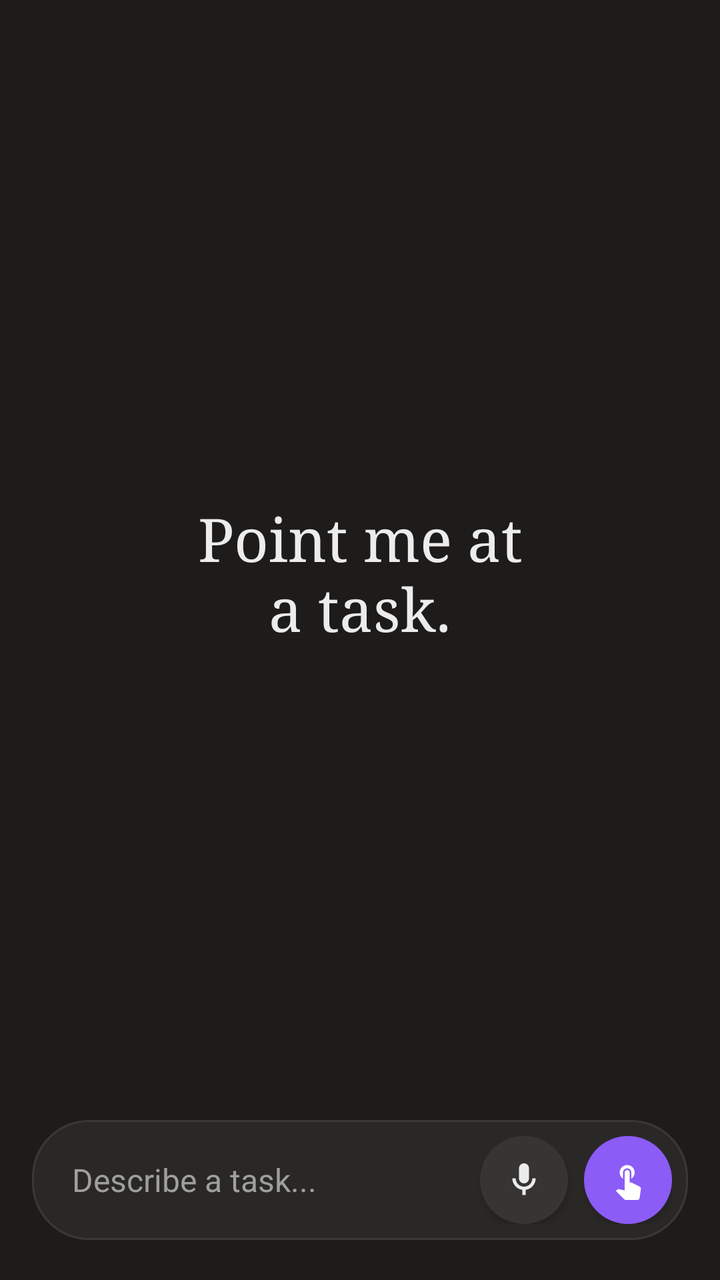
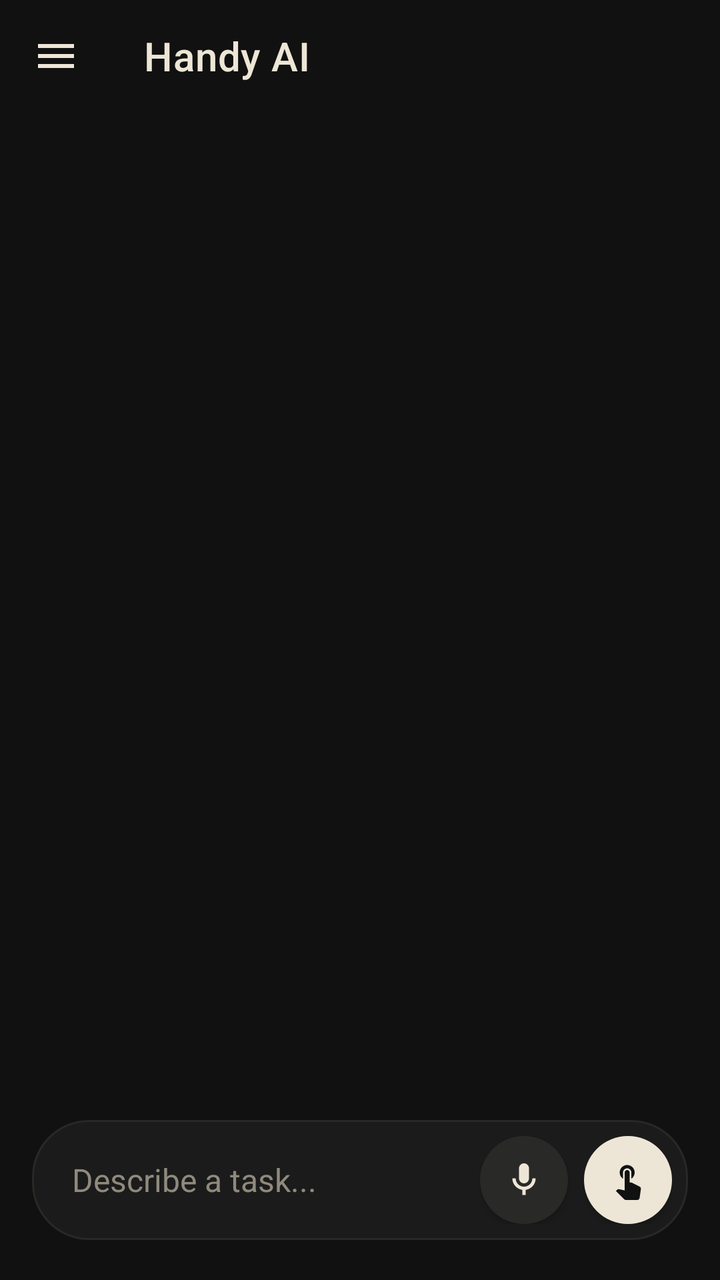

An Android layout rendered at two revisions. The XML below is the earlier revision; the diff shows what the commit changed to produce the second picture.
<!-- AndroidManifest.xml: application theme Theme.ClaudePhoneAgent -->
<!-- res/layout/activity_main.xml -->
<?xml version="1.0" encoding="utf-8"?>
<androidx.constraintlayout.widget.ConstraintLayout xmlns:android="http://schemas.android.com/apk/res/android"
    xmlns:app="http://schemas.android.com/apk/res-auto"
    android:layout_width="match_parent"
    android:layout_height="match_parent"
    android:background="@color/bg"
    android:fitsSystemWindows="true">

    <com.google.android.material.appbar.MaterialToolbar
        android:id="@+id/toolbar"
        android:layout_width="match_parent"
        android:layout_height="wrap_content"
        android:background="@android:color/transparent"
        app:layout_constraintTop_toTopOf="parent"
        app:title=""
        app:titleTextColor="@color/text_primary" />

    <LinearLayout
        android:id="@+id/setupActions"
        android:layout_width="match_parent"
        android:layout_height="wrap_content"
        android:layout_marginHorizontal="20dp"
        android:layout_marginTop="8dp"
        android:orientation="vertical"
        android:visibility="gone"
        app:layout_constraintTop_toBottomOf="@id/toolbar">

        <com.google.android.material.button.MaterialButton
            android:id="@+id/addKeyButton"
            style="@style/Widget.MaterialComponents.Button.OutlinedButton"
            android:layout_width="match_parent"
            android:layout_height="wrap_content"
            android:text="@string/add_api_key"
            android:textColor="@color/accent"
            android:visibility="gone"
            app:cornerRadius="24dp"
            app:strokeColor="@color/border_soft" />

        <com.google.android.material.button.MaterialButton
            android:id="@+id/grantAccessibilityButton"
            style="@style/Widget.MaterialComponents.Button.OutlinedButton"
            android:layout_width="match_parent"
            android:layout_height="wrap_content"
            android:layout_marginTop="8dp"
            android:text="@string/grant_accessibility_short"
            android:textColor="@color/accent"
            android:visibility="gone"
            app:cornerRadius="24dp"
            app:strokeColor="@color/border_soft" />
    </LinearLayout>

    <TextView
        android:id="@+id/heroText"
        android:layout_width="0dp"
        android:layout_height="wrap_content"
        android:layout_marginHorizontal="24dp"
        android:fontFamily="serif"
        android:gravity="center"
        android:text="@string/hero_prompt"
        android:textColor="@color/text_primary"
        android:textSize="30sp"
        app:layout_constraintBottom_toTopOf="@id/statusText"
        app:layout_constraintEnd_toEndOf="parent"
        app:layout_constraintStart_toStartOf="parent"
        app:layout_constraintTop_toBottomOf="@id/setupActions"
        app:layout_constraintVertical_bias="0.45" />

    <TextView
        android:id="@+id/statusText"
        android:layout_width="match_parent"
        android:layout_height="wrap_content"
        android:layout_marginHorizontal="24dp"
        android:layout_marginBottom="8dp"
        android:gravity="center"
        android:text="@string/status_idle"
        android:textColor="@color/text_secondary"
        android:textSize="13sp"
        android:textStyle="italic"
        android:visibility="gone"
        app:layout_constraintBottom_toTopOf="@id/logView" />

    <TextView
        android:id="@+id/logView"
        android:layout_width="match_parent"
        android:layout_height="160dp"
        android:layout_marginHorizontal="20dp"
        android:layout_marginBottom="8dp"
        android:background="@android:color/transparent"
        android:fontFamily="monospace"
        android:padding="8dp"
        android:scrollbars="vertical"
        android:textColor="@color/text_secondary"
        android:textSize="11sp"
        android:visibility="gone"
        app:layout_constraintBottom_toTopOf="@id/inputContainer" />

    <LinearLayout
        android:id="@+id/inputContainer"
        android:layout_width="match_parent"
        android:layout_height="wrap_content"
        android:layout_marginHorizontal="16dp"
        android:layout_marginBottom="20dp"
        android:background="@drawable/bg_input_pill"
        android:gravity="center_vertical"
        android:orientation="horizontal"
        android:paddingStart="20dp"
        android:paddingEnd="8dp"
        android:paddingVertical="8dp"
        app:layout_constraintBottom_toBottomOf="parent">

        <EditText
            android:id="@+id/taskInput"
            android:layout_width="0dp"
            android:layout_height="wrap_content"
            android:layout_weight="1"
            android:background="@null"
            android:hint="@string/task_hint_short"
            android:inputType="textMultiLine|textCapSentences"
            android:maxLines="5"
            android:paddingVertical="10dp"
            android:textColor="@color/text_primary"
            android:textColorHint="@color/text_secondary"
            android:textSize="16sp" />

        <com.google.android.material.button.MaterialButton
            android:id="@+id/micButton"
            android:layout_width="44dp"
            android:layout_height="44dp"
            android:layout_marginStart="8dp"
            android:contentDescription="@string/voice_prompt"
            android:insetTop="0dp"
            android:insetBottom="0dp"
            android:padding="0dp"
            app:backgroundTint="@color/bg_elevated"
            app:cornerRadius="22dp"
            app:icon="@drawable/ic_mic"
            app:iconGravity="textStart"
            app:iconPadding="0dp"
            app:iconSize="20dp"
            app:iconTint="@color/text_primary" />

        <com.google.android.material.button.MaterialButton
            android:id="@+id/actionButton"
            android:layout_width="44dp"
            android:layout_height="44dp"
            android:layout_marginStart="8dp"
            android:insetTop="0dp"
            android:insetBottom="0dp"
            android:padding="0dp"
            app:backgroundTint="@color/accent"
            app:cornerRadius="22dp"
            app:icon="@drawable/ic_send"
            app:iconGravity="textStart"
            app:iconPadding="0dp"
            app:iconSize="20dp"
            app:iconTint="@color/on_accent" />
    </LinearLayout>

</androidx.constraintlayout.widget.ConstraintLayout>
<!-- resources referenced by this layout -->
<resources>
  <color name="accent">#FF8B5CF6</color>
  <color name="bg">#FF1E1C1B</color>
  <color name="bg_elevated">#FF2A2826</color>
  <color name="border_soft">#FF3A3835</color>
  <color name="on_accent">#FFFFFFFF</color>
  <color name="text_primary">#FFECECEC</color>
  <color name="text_secondary">#FF9F9F9D</color>
  <!-- drawable bg_input_pill (drawable) -->
  <?xml version="1.0" encoding="utf-8"?>
  <shape xmlns:android="http://schemas.android.com/apk/res/android"
      android:shape="rectangle">
      <solid android:color="@color/bg_pill" />
      <corners android:radius="28dp" />
      <stroke android:width="1dp" android:color="@color/border_soft" />
  </shape>
  <!-- drawable ic_mic (drawable) -->
  <?xml version="1.0" encoding="utf-8"?>
  <vector xmlns:android="http://schemas.android.com/apk/res/android"
      android:width="24dp"
      android:height="24dp"
      android:viewportWidth="24"
      android:viewportHeight="24">
      <path
          android:fillColor="#FFFFFFFF"
          android:pathData="M12,14c1.66,0 3,-1.34 3,-3V5c0,-1.66 -1.34,-3 -3,-3S9,3.34 9,5v6c0,1.66 1.34,3 3,3zM17,11c0,2.76 -2.24,5 -5,5s-5,-2.24 -5,-5H5c0,3.53 2.61,6.43 6,6.92V21h2v-3.08c3.39,-0.49 6,-3.39 6,-6.92h-2z" />
  </vector>
  <!-- drawable ic_send (drawable) -->
  <?xml version="1.0" encoding="utf-8"?>
  <vector xmlns:android="http://schemas.android.com/apk/res/android"
      android:width="24dp"
      android:height="24dp"
      android:viewportWidth="24"
      android:viewportHeight="24">
      <path
          android:fillColor="#FFFFFFFF"
          android:pathData="M9,11.24V7.5C9,6.12 10.12,5 11.5,5S14,6.12 14,7.5v3.74c1.21,-0.81 2,-2.18 2,-3.74C16,5.01 13.99,3 11.5,3S7,5.01 7,7.5c0,1.56 0.79,2.93 2,3.74zM18.84,15.87l-4.54,-2.26c-0.17,-0.07 -0.35,-0.11 -0.54,-0.11H13v-6C13,6.67 12.33,6 11.5,6S10,6.67 10,7.5v10.74l-3.43,-0.72c-0.08,-0.01 -0.15,-0.03 -0.24,-0.03c-0.31,0 -0.59,0.13 -0.79,0.33l-0.79,0.8 4.94,4.94c0.27,0.27 0.65,0.44 1.06,0.44h6.79c0.75,0 1.33,-0.55 1.44,-1.28l0.75,-5.27c0.01,-0.07 0.02,-0.14 0.02,-0.2 0,-0.62 -0.38,-1.16 -0.93,-1.38z" />
  </vector>
  <string name="add_api_key">Add API key</string>
  <string name="grant_accessibility_short">Grant accessibility</string>
  <string name="hero_prompt">Point me at\na task.</string>
  <string name="status_idle">Idle</string>
  <string name="task_hint_short">Describe a task...</string>
  <string name="voice_prompt">Describe the task</string>
  <color name="bg_pill">#FF2A2826</color>
  <color name="accent_dark">#FF7C3AED</color>
  <!-- unchanged entries left out for length: 1 -->
</resources>

<!-- the commit's change to res/layout/activity_main.xml (unified diff, before → after) -->
@@ -1,159 +1,232 @@
 <?xml version="1.0" encoding="utf-8"?>
-<androidx.constraintlayout.widget.ConstraintLayout xmlns:android="http://schemas.android.com/apk/res/android"
+<androidx.drawerlayout.widget.DrawerLayout xmlns:android="http://schemas.android.com/apk/res/android"
+    xmlns:app="http://schemas.android.com/apk/res-auto"
+    android:id="@+id/drawerLayout"
+    android:layout_width="match_parent"
+    android:layout_height="match_parent"
+    android:fitsSystemWindows="true">
+
+    
+    <androidx.constraintlayout.widget.ConstraintLayout
+        android:layout_width="match_parent"
+        android:layout_height="match_parent"
+        android:background="@color/bg">
+
+        <com.google.android.material.appbar.MaterialToolbar
+            android:id="@+id/toolbar"
+            android:layout_width="match_parent"
+            android:layout_height="wrap_content"
+            android:background="@android:color/transparent"
+            app:layout_constraintTop_toTopOf="parent"
+            app:navigationIcon="@drawable/ic_menu"
+            app:navigationIconTint="@color/text_primary"
+            app:title="@string/app_name"
+            app:titleTextColor="@color/text_primary" />
+
+        <TextView
+            android:id="@+id/statusChip"
+            android:layout_width="wrap_content"
+            android:layout_height="wrap_content"
+            android:layout_marginTop="4dp"
+            android:background="@drawable/bg_action_chip"
+            android:paddingHorizontal="12dp"
+            android:paddingVertical="4dp"
+            android:text="@string/status_idle"
+            android:textColor="@color/text_secondary"
+            android:textSize="11sp"
+            android:visibility="gone"
+            app:layout_constraintEnd_toEndOf="parent"
+            app:layout_constraintStart_toStartOf="parent"
+            app:layout_constraintTop_toBottomOf="@id/toolbar" />
+
+        
+        <LinearLayout
+            android:id="@+id/setupActions"
+            android:layout_width="match_parent"
+            android:layout_height="wrap_content"
+            android:layout_marginHorizontal="20dp"
+            android:orientation="vertical"
+            android:visibility="gone"
+            app:layout_constraintTop_toBottomOf="@id/statusChip">
+
+            <com.google.android.material.button.MaterialButton
+                android:id="@+id/addKeyButton"
+                style="@style/Widget.MaterialComponents.Button.OutlinedButton"
+                android:layout_width="match_parent"
+                android:layout_height="wrap_content"
+                android:text="@string/add_api_key"
+                android:textColor="@color/accent"
+                android:visibility="gone"
+                app:cornerRadius="24dp"
+                app:strokeColor="@color/border_soft" />
+
+            <com.google.android.material.button.MaterialButton
+                android:id="@+id/grantAccessibilityButton"
+                style="@style/Widget.MaterialComponents.Button.OutlinedButton"
+                android:layout_width="match_parent"
+                android:layout_height="wrap_content"
+                android:text="@string/grant_accessibility_short"
+                android:textColor="@color/accent"
+                android:visibility="gone"
+                app:cornerRadius="24dp"
+                app:strokeColor="@color/border_soft" />
+        </LinearLayout>
+
+        
+        <TextView
+            android:id="@+id/heroText"
+            android:layout_width="0dp"
+            android:layout_height="wrap_content"
+            android:layout_marginHorizontal="24dp"
+            android:fontFamily="serif"
+            android:gravity="center"
+            android:text="@string/hero_prompt"
+            android:textColor="@color/text_primary"
+            android:textSize="30sp"
+            android:visibility="gone"
+            app:layout_constraintBottom_toTopOf="@id/inputContainer"
+            app:layout_constraintEnd_toEndOf="parent"
+            app:layout_constraintStart_toStartOf="parent"
+            app:layout_constraintTop_toBottomOf="@id/statusChip"
+            app:layout_constraintVertical_bias="0.4" />
+
+        
+        <androidx.recyclerview.widget.RecyclerView
+            android:id="@+id/chatList"
+            android:layout_width="match_parent"
+            android:layout_height="0dp"
+            android:clipToPadding="false"
+            android:paddingHorizontal="12dp"
+            android:paddingTop="8dp"
+            android:paddingBottom="12dp"
+            app:layout_constraintBottom_toTopOf="@id/inputContainer"
+            app:layout_constraintTop_toBottomOf="@id/statusChip" />
+
+        
+        <LinearLayout
+            android:id="@+id/inputContainer"
+            android:layout_width="match_parent"
+            android:layout_height="wrap_content"
+            android:layout_marginHorizontal="16dp"
+            android:layout_marginBottom="20dp"
+            android:background="@drawable/bg_input_pill"
+            android:gravity="center_vertical"
+            android:orientation="horizontal"
+            android:paddingStart="20dp"
+            android:paddingEnd="8dp"
+            android:paddingVertical="8dp"
+            app:layout_constraintBottom_toBottomOf="parent">
+
+            <EditText
+                android:id="@+id/taskInput"
+                android:layout_width="0dp"
+                android:layout_height="wrap_content"
+                android:layout_weight="1"
+                android:background="@null"
+                android:hint="@string/task_hint_short"
+                android:inputType="textMultiLine|textCapSentences"
+                android:maxLines="5"
+                android:paddingVertical="10dp"
+                android:textColor="@color/text_primary"
+                android:textColorHint="@color/text_secondary"
+                android:textSize="16sp" />
+
+            <com.google.android.material.button.MaterialButton
+                android:id="@+id/micButton"
+                android:layout_width="44dp"
+                android:layout_height="44dp"
+                android:layout_marginStart="8dp"
+                android:contentDescription="@string/voice_prompt"
+                android:insetTop="0dp"
+                android:insetBottom="0dp"
+                android:padding="0dp"
+                app:backgroundTint="@color/bg_elevated"
+                app:cornerRadius="22dp"
+                app:icon="@drawable/ic_mic"
+                app:iconGravity="textStart"
+                app:iconPadding="0dp"
+                app:iconSize="20dp"
+                app:iconTint="@color/text_primary" />
+
+            <com.google.android.material.button.MaterialButton
+                android:id="@+id/actionButton"
+                android:layout_width="44dp"
+                android:layout_height="44dp"
+                android:layout_marginStart="8dp"
+                android:insetTop="0dp"
+                android:insetBottom="0dp"
+                android:padding="0dp"
+                app:backgroundTint="@color/accent"
+                app:cornerRadius="22dp"
+                app:icon="@drawable/ic_send"
+                app:iconGravity="textStart"
+                app:iconPadding="0dp"
+                app:iconSize="20dp"
+                app:iconTint="@color/on_accent" />
+        </LinearLayout>
+
+    </androidx.constraintlayout.widget.ConstraintLayout>
+
+    
+    <include
+        layout="@layout/nav_drawer"
+        android:layout_width="300dp"
+        android:layout_height="match_parent"
+        android:layout_gravity="start" />
+
+</androidx.drawerlayout.widget.DrawerLayout>
+<!-- res/layout/nav_drawer.xml (included above) -->
+<?xml version="1.0" encoding="utf-8"?>
+<LinearLayout xmlns:android="http://schemas.android.com/apk/res/android"
     xmlns:app="http://schemas.android.com/apk/res-auto"
     android:layout_width="match_parent"
     android:layout_height="match_parent"
     android:background="@color/bg"
-    android:fitsSystemWindows="true">
-
-    <com.google.android.material.appbar.MaterialToolbar
-        android:id="@+id/toolbar"
+    android:fitsSystemWindows="true"
+    android:orientation="vertical">
+
+    <TextView
         android:layout_width="match_parent"
         android:layout_height="wrap_content"
-        android:background="@android:color/transparent"
-        app:layout_constraintTop_toTopOf="parent"
-        app:title=""
-        app:titleTextColor="@color/text_primary" />
-
-    <LinearLayout
-        android:id="@+id/setupActions"
+        android:fontFamily="serif"
+        android:paddingHorizontal="20dp"
+        android:paddingTop="24dp"
+        android:paddingBottom="8dp"
+        android:text="@string/app_name"
+        android:textColor="@color/text_primary"
+        android:textSize="20sp" />
+
+    <com.google.android.material.button.MaterialButton
+        android:id="@+id/newSessionButton"
+        style="@style/Widget.MaterialComponents.Button.OutlinedButton"
         android:layout_width="match_parent"
         android:layout_height="wrap_content"
-        android:layout_marginHorizontal="20dp"
+        android:layout_marginHorizontal="12dp"
         android:layout_marginTop="8dp"
-        android:orientation="vertical"
-        android:visibility="gone"
-        app:layout_constraintTop_toBottomOf="@id/toolbar">
-
-        <com.google.android.material.button.MaterialButton
-            android:id="@+id/addKeyButton"
-            style="@style/Widget.MaterialComponents.Button.OutlinedButton"
-            android:layout_width="match_parent"
-            android:layout_height="wrap_content"
-            android:text="@string/add_api_key"
-            android:textColor="@color/accent"
-            android:visibility="gone"
-            app:cornerRadius="24dp"
-            app:strokeColor="@color/border_soft" />
-
-        <com.google.android.material.button.MaterialButton
-            android:id="@+id/grantAccessibilityButton"
-            style="@style/Widget.MaterialComponents.Button.OutlinedButton"
-            android:layout_width="match_parent"
-            android:layout_height="wrap_content"
-            android:layout_marginTop="8dp"
-            android:text="@string/grant_accessibility_short"
-            android:textColor="@color/accent"
-            android:visibility="gone"
-            app:cornerRadius="24dp"
-            app:strokeColor="@color/border_soft" />
-    </LinearLayout>
+        android:text="@string/new_chat"
+        android:textColor="@color/text_primary"
+        app:cornerRadius="14dp"
+        app:icon="@drawable/ic_plus"
+        app:iconGravity="textStart"
+        app:iconTint="@color/text_primary"
+        app:strokeColor="@color/border_soft" />
 
     <TextView
-        android:id="@+id/heroText"
-        android:layout_width="0dp"
+        android:layout_width="match_parent"
         android:layout_height="wrap_content"
-        android:layout_marginHorizontal="24dp"
-        android:fontFamily="serif"
-        android:gravity="center"
-        android:text="@string/hero_prompt"
-        android:textColor="@color/text_primary"
-        android:textSize="30sp"
-        app:layout_constraintBottom_toTopOf="@id/statusText"
-        app:layout_constraintEnd_toEndOf="parent"
-        app:layout_constraintStart_toStartOf="parent"
-        app:layout_constraintTop_toBottomOf="@id/setupActions"
-        app:layout_constraintVertical_bias="0.45" />
-
-    <TextView
-        android:id="@+id/statusText"
-        android:layout_width="match_parent"
-        android:layout_height="wrap_content"
-        android:layout_marginHorizontal="24dp"
-        android:layout_marginBottom="8dp"
-        android:gravity="center"
-        android:text="@string/status_idle"
-        android:textColor="@color/text_secondary"
-        android:textSize="13sp"
-        android:textStyle="italic"
-        android:visibility="gone"
-        app:layout_constraintBottom_toTopOf="@id/logView" />
-
-    <TextView
-        android:id="@+id/logView"
-        android:layout_width="match_parent"
-        android:layout_height="160dp"
-        android:layout_marginHorizontal="20dp"
-        android:layout_marginBottom="8dp"
-        android:background="@android:color/transparent"
-        android:fontFamily="monospace"
-        android:padding="8dp"
-        android:scrollbars="vertical"
-        android:textColor="@color/text_secondary"
-        android:textSize="11sp"
-        android:visibility="gone"
-        app:layout_constraintBottom_toTopOf="@id/inputContainer" />
-
-    <LinearLayout
-        android:id="@+id/inputContainer"
-        android:layout_width="match_parent"
-        android:layout_height="wrap_content"
-        android:layout_marginHorizontal="16dp"
-        android:layout_marginBottom="20dp"
-        android:background="@drawable/bg_input_pill"
-        android:gravity="center_vertical"
-        android:orientation="horizontal"
-        android:paddingStart="20dp"
-        android:paddingEnd="8dp"
-        android:paddingVertical="8dp"
-        app:layout_constraintBottom_toBottomOf="parent">
-
-        <EditText
-            android:id="@+id/taskInput"
-            android:layout_width="0dp"
-            android:layout_height="wrap_content"
-            android:layout_weight="1"
-            android:background="@null"
-            android:hint="@string/task_hint_short"
-            android:inputType="textMultiLine|textCapSentences"
-            android:maxLines="5"
-            android:paddingVertical="10dp"
-            android:textColor="@color/text_primary"
-            android:textColorHint="@color/text_secondary"
-            android:textSize="16sp" />
-
-        <com.google.android.material.button.MaterialButton
-            android:id="@+id/micButton"
-            android:layout_width="44dp"
-            android:layout_height="44dp"
-            android:layout_marginStart="8dp"
-            android:contentDescription="@string/voice_prompt"
-            android:insetTop="0dp"
-            android:insetBottom="0dp"
-            android:padding="0dp"
-            app:backgroundTint="@color/bg_elevated"
-            app:cornerRadius="22dp"
-            app:icon="@drawable/ic_mic"
-            app:iconGravity="textStart"
-            app:iconPadding="0dp"
-            app:iconSize="20dp"
-            app:iconTint="@color/text_primary" />
-
-        <com.google.android.material.button.MaterialButton
-            android:id="@+id/actionButton"
-            android:layout_width="44dp"
-            android:layout_height="44dp"
-            android:layout_marginStart="8dp"
-            android:insetTop="0dp"
-            android:insetBottom="0dp"
-            android:padding="0dp"
-            app:backgroundTint="@color/accent"
-            app:cornerRadius="22dp"
-            app:icon="@drawable/ic_send"
-            app:iconGravity="textStart"
-            app:iconPadding="0dp"
-            app:iconSize="20dp"
-            app:iconTint="@color/on_accent" />
-    </LinearLayout>
-
-</androidx.constraintlayout.widget.ConstraintLayout>
+        android:paddingHorizontal="20dp"
+        android:paddingTop="20dp"
+        android:paddingBottom="4dp"
+        android:text="@string/recent_chats"
+        android:textAllCaps="true"
+        android:textColor="@color/text_muted"
+        android:textSize="11sp" />
+
+    <androidx.recyclerview.widget.RecyclerView
+        android:id="@+id/sessionsList"
+        android:layout_width="match_parent"
+        android:layout_height="0dp"
+        android:layout_weight="1"
+        android:paddingHorizontal="8dp"
+        android:paddingBottom="16dp" />
+</LinearLayout>
<!-- resource entries referenced after the edit -->
@@ -1,12 +1,21 @@
 <!-- resources referenced by this layout -->
 <resources>
-  <color name="accent">#FF8B5CF6</color>
-  <color name="bg">#FF1E1C1B</color>
-  <color name="bg_elevated">#FF2A2826</color>
-  <color name="border_soft">#FF3A3835</color>
-  <color name="on_accent">#FFFFFFFF</color>
-  <color name="text_primary">#FFECECEC</color>
-  <color name="text_secondary">#FF9F9F9D</color>
+  <color name="accent">#FFEDE6D6</color>
+  <color name="bg">#FF111111</color>
+  <color name="bg_elevated">#FF1B1B1B</color>
+  <color name="border_soft">#FF2A2825</color>
+  <color name="on_accent">#FF111111</color>
+  <color name="text_muted">#FF5F5B51</color>
+  <color name="text_primary">#FFEDE6D6</color>
+  <color name="text_secondary">#FF8F8A7D</color>
+  <!-- drawable bg_action_chip (drawable) -->
+  <?xml version="1.0" encoding="utf-8"?>
+  <shape xmlns:android="http://schemas.android.com/apk/res/android"
+      android:shape="rectangle">
+      <solid android:color="@color/bg_elevated" />
+      <stroke android:width="1dp" android:color="@color/border_soft" />
+      <corners android:radius="10dp" />
+  </shape>
   <!-- drawable bg_input_pill (drawable) -->
   <?xml version="1.0" encoding="utf-8"?>
   <shape xmlns:android="http://schemas.android.com/apk/res/android"
@@ -15,6 +24,17 @@
       <corners android:radius="28dp" />
       <stroke android:width="1dp" android:color="@color/border_soft" />
   </shape>
+  <!-- drawable ic_menu (drawable) -->
+  <vector xmlns:android="http://schemas.android.com/apk/res/android"
+      android:width="24dp"
+      android:height="24dp"
+      android:viewportWidth="24"
+      android:viewportHeight="24"
+      android:tint="@color/text_primary">
+      <path
+          android:fillColor="@android:color/white"
+          android:pathData="M3,18h18v-2H3v2zM3,13h18v-2H3v2zM3,6v2h18V6H3z" />
+  </vector>
   <!-- drawable ic_mic (drawable) -->
   <?xml version="1.0" encoding="utf-8"?>
   <vector xmlns:android="http://schemas.android.com/apk/res/android"
@@ -25,6 +45,17 @@
       <path
           android:fillColor="#FFFFFFFF"
           android:pathData="M12,14c1.66,0 3,-1.34 3,-3V5c0,-1.66 -1.34,-3 -3,-3S9,3.34 9,5v6c0,1.66 1.34,3 3,3zM17,11c0,2.76 -2.24,5 -5,5s-5,-2.24 -5,-5H5c0,3.53 2.61,6.43 6,6.92V21h2v-3.08c3.39,-0.49 6,-3.39 6,-6.92h-2z" />
+  </vector>
+  <!-- drawable ic_plus (drawable) -->
+  <vector xmlns:android="http://schemas.android.com/apk/res/android"
+      android:width="20dp"
+      android:height="20dp"
+      android:viewportWidth="24"
+      android:viewportHeight="24"
+      android:tint="@color/text_primary">
+      <path
+          android:fillColor="@android:color/white"
+          android:pathData="M19,13h-6v6h-2v-6H5v-2h6V5h2v6h6v2z" />
   </vector>
   <!-- drawable ic_send (drawable) -->
   <?xml version="1.0" encoding="utf-8"?>
@@ -38,13 +69,16 @@
           android:pathData="M9,11.24V7.5C9,6.12 10.12,5 11.5,5S14,6.12 14,7.5v3.74c1.21,-0.81 2,-2.18 2,-3.74C16,5.01 13.99,3 11.5,3S7,5.01 7,7.5c0,1.56 0.79,2.93 2,3.74zM18.84,15.87l-4.54,-2.26c-0.17,-0.07 -0.35,-0.11 -0.54,-0.11H13v-6C13,6.67 12.33,6 11.5,6S10,6.67 10,7.5v10.74l-3.43,-0.72c-0.08,-0.01 -0.15,-0.03 -0.24,-0.03c-0.31,0 -0.59,0.13 -0.79,0.33l-0.79,0.8 4.94,4.94c0.27,0.27 0.65,0.44 1.06,0.44h6.79c0.75,0 1.33,-0.55 1.44,-1.28l0.75,-5.27c0.01,-0.07 0.02,-0.14 0.02,-0.2 0,-0.62 -0.38,-1.16 -0.93,-1.38z" />
   </vector>
   <string name="add_api_key">Add API key</string>
+  <string name="app_name">Handy AI</string>
   <string name="grant_accessibility_short">Grant accessibility</string>
   <string name="hero_prompt">Point me at\na task.</string>
+  <string name="new_chat">New chat</string>
+  <string name="recent_chats">Recent chats</string>
   <string name="status_idle">Idle</string>
   <string name="task_hint_short">Describe a task...</string>
   <string name="voice_prompt">Describe the task</string>
-  <color name="bg_pill">#FF2A2826</color>
-  <color name="accent_dark">#FF7C3AED</color>
+  <color name="bg_pill">#FF1B1B1B</color>
+  <color name="accent_dark">#FFD5CFBF</color>
   <!-- unchanged entries left out for length: 1 -->
 </resources>
 
